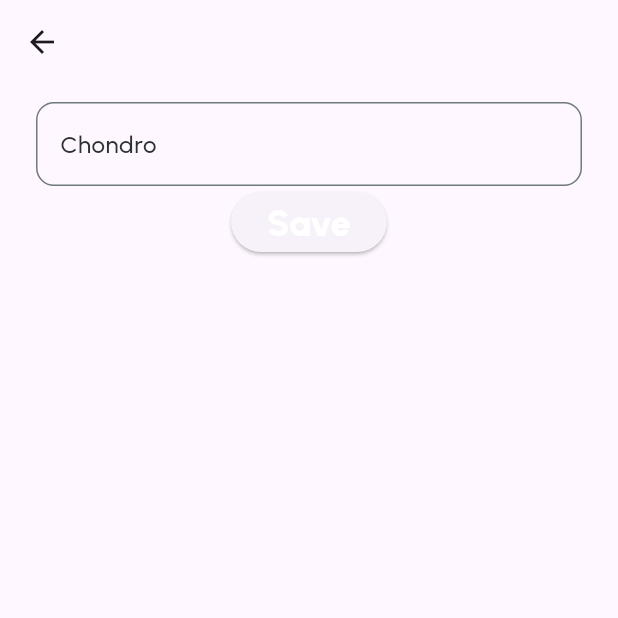
After one commit to chondrogramedia/gramedia_component_plugin, a Flutter app: the TextFieldView screen opened directly, after a tap on "Save", on a phone screen of 412 x 824 dp, the top half of it. The commit adds this screen. Run offline on Flutter 3.47's test engine with Material 3 defaults, Android fonts, the phone set to English and light mode, and no system bars; our stand-ins replace google_fonts, plugin_platform_interface; network calls fail.

Commit message:
Update TextField, Loading Indicator, Master PLP, Elevation, Snackbard and Alert

```diff
--- /dev/null
+++ b/example/lib/Core/TextFieldView.dart
@@ -0,0 +1,61 @@
+import 'package:flutter/foundation.dart';
+import 'package:flutter/material.dart';
+import 'package:flutter/services.dart';
+import 'package:flutter/widgets.dart';
+import 'package:papilus_component_gramedia/GramediaComponent.dart';
+
+class TextFieldView extends StatefulWidget {
+  const TextFieldView({super.key});
+
+  @override
+  State<TextFieldView> createState() => _TextFieldViewState();
+}
+
+class _TextFieldViewState extends State<TextFieldView> {
+  final _formKey = GlobalKey<FormState>();
+  GramediaColor colorValue = GramediaColor.neutral700;
+  @override
+  Widget build(BuildContext context) {
+    return Scaffold(
+      appBar: AppBar(),
+      body: Container(
+        padding: EdgeInsets.symmetric(horizontal: 24, vertical: 12),
+        child: Form(
+          key: _formKey,
+          child: Column(
+            children: [
+              GramediaTextField(
+                labelText: "Chondro",
+                inputFormatters: [
+                  FilteringTextInputFormatter.allow(RegExp("[0-9@a-zA-Z.]"))
+                ],
+                textColor: colorValue,
+                validator: (p0) {
+                  const pattern =
+                      r"(?:[a-z0-9!#$%&'*+/=?^_`{|}~-]+(?:\.[a-z0-9!#$%&'"
+                      r'*+/=?^_`{|}~-]+)*|"(?:[\x01-\x08\x0b\x0c\x0e-\x1f\x21\x23-\x5b\x5d-'
+                      r'\x7f]|\\[\x01-\x09\x0b\x0c\x0e-\x7f])*")@(?:(?:[a-z0-9](?:[a-z0-9-]*'
+                      r'[a-z0-9])?\.)+[a-z0-9](?:[a-z0-9-]*[a-z0-9])?|\[(?:(?:(2(5[0-5]|[0-4]'
+                      r'[0-9])|1[0-9][0-9]|[1-9]?[0-9]))\.){3}(?:(2(5[0-5]|[0-4][0-9])|1[0-9]'
+                      r'[0-9]|[1-9]?[0-9])|[a-z0-9-]*[a-z0-9]:(?:[\x01-\x08\x0b\x0c\x0e-\x1f\'
+                      r'x21-\x5a\x53-\x7f]|\\[\x01-\x09\x0b\x0c\x0e-\x7f])+)\])';
+                  final regex = RegExp(pattern);
+                  var isFalse = p0!.isNotEmpty && !regex.hasMatch(p0);
+                  setState(() {
+                    colorValue = isFalse ? GramediaColor.red500 : GramediaColor.neutral700;
+                  });
+                  return isFalse
+                      ? 'Enter a valid email address'
+                      : null;
+                },
+              ),
+              ElevatedButton(onPressed: (){
+                _formKey.currentState!.validate();
+              }, child: GramediaText("Save", fontStyle: UrbanistFont.mobile_text_2xl_extrabold,color: Colors.white,))
+            ],
+          ),
+        ),
+      ),
+    );
+  }
+}
--- a/lib/Core/Typography/Typography.dart
+++ b/lib/Core/Typography/Typography.dart
@@ -17,6 +17,7 @@ enum UrbanistFont {
   mobile_text_l_medium,
   mobile_text_l_semibold_underline,
   mobile_text_m_extrabold,
+  mobile_text_m_medium,
   mobile_text_m_semibold_underline,
   mobile_text_s_extrabold,
   mobile_text_s_medium,
@@ -144,6 +145,10 @@ class TypographyHelper {
       return GoogleFonts.urbanist(fontWeight: semibold, fontSize: 10,
             decoration:
                 isUndlerlined ? TextDecoration.underline : TextDecoration.none,color: color);
+      case UrbanistFont.mobile_text_m_medium:
+       return GoogleFonts.urbanist(fontWeight: medium, fontSize: 16,
+            decoration:
+                isUndlerlined ? TextDecoration.underline : TextDecoration.none,color: color);
     }
   }
 }
--- a/lib/GramediaComponent.dart
+++ b/lib/GramediaComponent.dart
@@ -4,6 +4,7 @@ export 'package:papilus_component_gramedia/Core/Color/Color.dart';
 export 'package:papilus_component_gramedia/Core/Radius/Radius.dart';
 export 'package:papilus_component_gramedia/Core/Typography/Typography.dart';
 export 'package:papilus_component_gramedia/Core/Spacing/Spacing.dart';
+export 'package:papilus_component_gramedia/Core/Elevation/Elevation.dart';
 
 
 /// Component
@@ -12,3 +13,5 @@ export 'package:papilus_component_gramedia/Text/GramediaText.dart';
 export 'package:papilus_component_gramedia/SegmentedControlled/SegmentedControlled.dart';
 export 'package:papilus_component_gramedia/SegmentedControlled/SegmentedWidget.dart';
 export 'package:papilus_component_gramedia/Chips/GramediaChips.dart';
+export 'package:papilus_component_gramedia/Textfield/GramediaTextField.dart';
+export 'package:papilus_component_gramedia/LoadingIndicator/GramediaLoadingIndicator.dart';
--- /dev/null
+++ b/lib/Textfield/GramediaTextField.dart
@@ -0,0 +1,95 @@
+import 'dart:io';
+
+import 'package:flutter/cupertino.dart';
+import 'package:flutter/material.dart';
+import 'package:flutter/services.dart';
+import 'package:papilus_component_gramedia/GramediaComponent.dart';
+
+import '../Core/Typography/Typography.dart';
+
+class GramediaTextField extends StatelessWidget {
+  TextEditingController? controller;
+  FocusNode? focusNode;
+  GramediaColor? textColor;
+  Widget? suffix;
+  Widget? suffixIcon;
+  Widget? prefix;
+  Widget? prefixIcon;
+  String? labelText;
+  String? Function(String?)? validator;
+  TextInputType? keyboardType;
+  void Function(String)? onFieldSubmitted;
+  void Function(String?)? onSaved;
+  List<TextInputFormatter>? inputFormatters;
+  bool isObsecure;
+  GramediaTextField(
+      {super.key,
+      this.controller,
+      this.focusNode,
+      this.textColor = GramediaColor.neutral700,
+      this.suffix,
+      this.prefix,
+      this.suffixIcon,
+      this.prefixIcon,
+      this.labelText,
+      this.keyboardType,
+      this.validator,
+      this.onSaved,
+      this.onFieldSubmitted,this.inputFormatters, this.isObsecure = false});
+
+  @override
+  Widget build(BuildContext context) {
+    var typograpy = TypographyHelper();
+    var radius = RadiusHelper();
+    var color = ColorHelper();
+
+    return TextFormField(
+      obscureText: isObsecure,
+      autocorrect: false,
+      keyboardType: keyboardType,
+      focusNode: focusNode,
+      controller: controller,
+      validator: validator,
+      onSaved: onSaved,
+      inputFormatters: inputFormatters,
+      onFieldSubmitted: onFieldSubmitted,
+      style: typograpy.getValue(UrbanistFont.mobile_text_m_medium,
+          color.getColor(textColor ?? GramediaColor.neutral700), false),
+      decoration: InputDecoration(
+          labelText: labelText,
+          suffix: suffix,
+          suffixIcon: suffixIcon,
+          prefix: prefix,
+          prefixIcon: prefixIcon,
+          errorStyle: typograpy.getValue(UrbanistFont.mobile_text_m_medium,
+          color.getColor(GramediaColor.red500), false),
+          labelStyle: typograpy.getValue(UrbanistFont.mobile_text_m_medium,
+              color.getColor(textColor ?? GramediaColor.neutral700), false),
+          disabledBorder: OutlineInputBorder(
+              borderSide: BorderSide(
+                  color: color.getColor(GramediaColor.neutral200), width: 1.0),
+              borderRadius:
+                  BorderRadius.circular(radius.radius(RadiusCase.radius_S))),
+                  focusedErrorBorder: OutlineInputBorder(
+              borderSide: BorderSide(
+                  color: color.getColor(GramediaColor.red500), width: 1.0),
+              borderRadius:
+                  BorderRadius.circular(radius.radius(RadiusCase.radius_S))),
+          errorBorder: OutlineInputBorder(
+              borderSide: BorderSide(
+                  color: color.getColor(GramediaColor.red500), width: 1.0),
+              borderRadius:
+                  BorderRadius.circular(radius.radius(RadiusCase.radius_S))),
+          focusedBorder: OutlineInputBorder(
+              borderSide: BorderSide(
+                  color: color.getColor(GramediaColor.neutral700), width: 2.0),
+              borderRadius:
+                  BorderRadius.circular(radius.radius(RadiusCase.radius_S))),
+          enabledBorder: OutlineInputBorder(
+              borderSide: BorderSide(
+                  color: color.getColor(GramediaColor.neutral500), width: 1.0),
+              borderRadius:
+                  BorderRadius.circular(radius.radius(RadiusCase.radius_S)))),
+    );
+  }
+}
--- a/pubspec.yaml
+++ b/pubspec.yaml
@@ -12,6 +12,7 @@ dependencies:
     sdk: flutter
   plugin_platform_interface: ^2.0.2
   google_fonts: ^6.1.0
+  date_picker_plus: ^2.1.0
 
 dev_dependencies:
   flutter_test:
@@ -44,7 +45,9 @@ flutter:
       some_platform:
         pluginClass: somePluginClass
     # -------------------
-
+  assets:
+    - assets/image-2.png
+    - assets/
   # To add assets to your plugin package, add an assets section, like this:
   # assets:
   #   - images/a_dot_burr.jpeg
```
Also changed, not shown: example/lib/Core/BottomSheetView.dart (added, +58 -0 lines), example/lib/Core/ElevationView.dart (added, +39 -0 lines), example/lib/Core/LoadingIndicatorView.dart (added, +27 -0 lines), example/lib/Core/PLPCardView.dart (added, +31 -0 lines), example/lib/Core/RadiusView.dart (+10 -4 lines), example/lib/main.dart (+37 -7 lines), lib/Bottomsheet/Bottomsheets.dart (+44 -2 lines), lib/Core/Elevation/Elevation.dart (added, +59 -0 lines), lib/LoadingIndicator/GramediaLoadingIndicator.dart (added, +12 -0 lines), lib/PLP/MasterPLP.dart (added, +49 -0 lines), assets/image-2.png (added).
